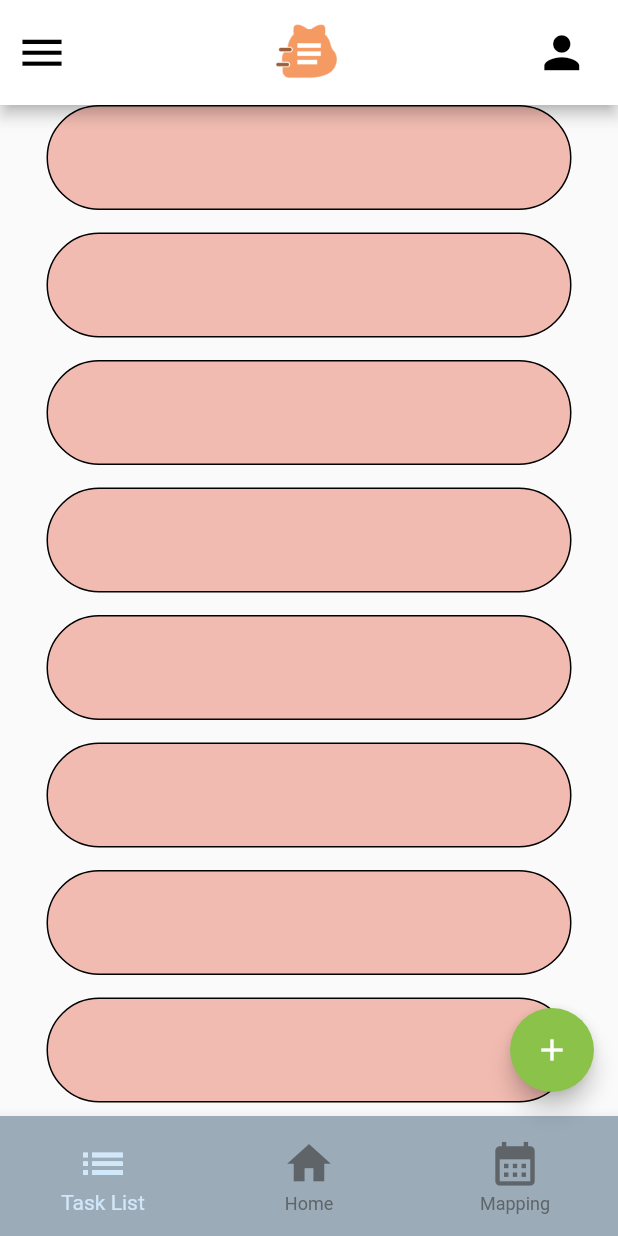
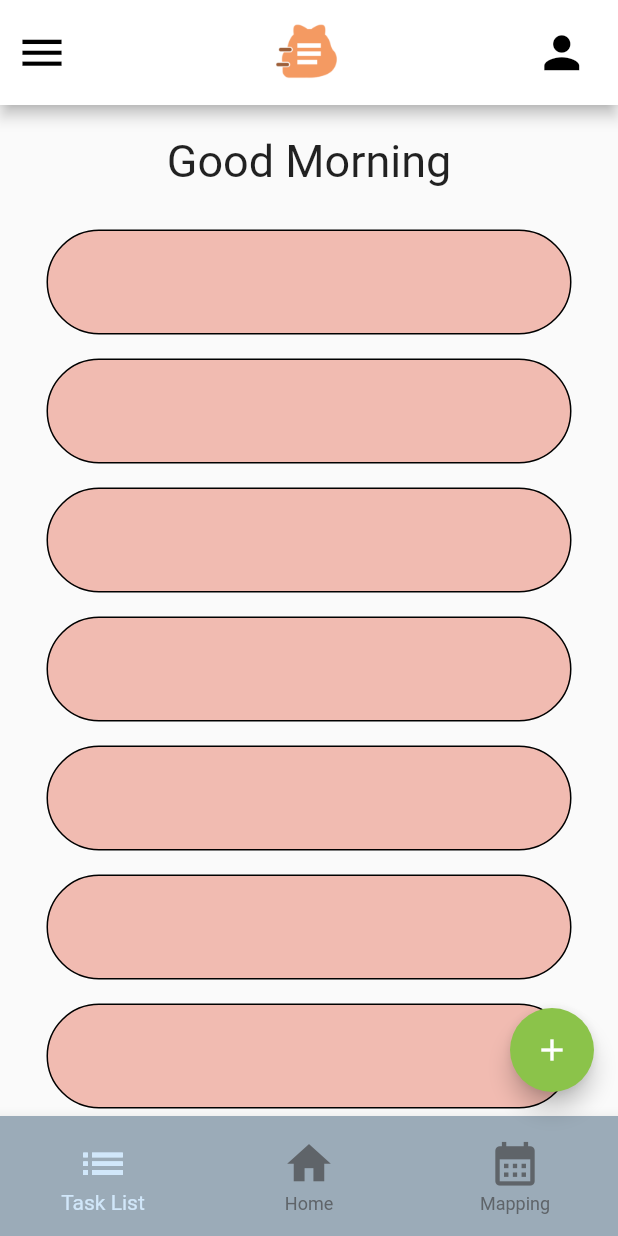
Before and after one commit to dwitayani/habitude, a Flutter app: the screen it shows after launch, on a phone screen of 412 x 824 dp. Run offline on Flutter 3.47's test engine with Material 2 defaults, Android fonts, the phone set to English and light mode, and no system bars.

Commit message:
ini ditambahin good morning

```diff
--- a/lib/screens/home/home_screen.dart
+++ b/lib/screens/home/home_screen.dart
@@ -14,13 +14,21 @@ class HomeScreen extends StatelessWidget {
           width: 55,
           child: Image.asset('assets/splash.png'),
         ),
-        leading: Icon(Icons.menu, size: 35, color: Colors.black,),
+        leading: Icon(
+          Icons.menu,
+          size: 35,
+          color: Colors.black,
+        ),
         actions: [
           Padding(
             padding:
                 const EdgeInsets.only(right: 15.0), // Jarak dari sisi kanan
             child: IconButton(
-              icon: Icon(Icons.person, size: 35, color: Colors.black,),
+              icon: Icon(
+                Icons.person,
+                size: 35,
+                color: Colors.black,
+              ),
               onPressed: () {},
             ),
           ),
@@ -28,12 +36,27 @@ class HomeScreen extends StatelessWidget {
       ),
       body: SingleChildScrollView(
         child: SizedBox(
+          // height: 20.0,
+          width: MediaQuery.of(context).size.width,
+          child: Column(children: [
+            SizedBox(
+              height: 20.0,
+            ),
+            Text(
+              'Good Morning',
+              style: TextStyle(
+                fontSize: 30,
+              ),
+            ),
+            SizedBox(
+              height: 20.0,
+            ),
+            SizedBox(
               width: MediaQuery.of(context).size.width,
               child: Column(
-
                 children: List.generate(20, (index) {
                   return Container(
-              margin: EdgeInsets.only(bottom: 15.0),
+                    margin: EdgeInsets.only(bottom: 8.0, top: 8.0),
                     width: 350,
                     padding: const EdgeInsets.all(20.0),
                     height: 70,
@@ -49,23 +72,8 @@ class HomeScreen extends StatelessWidget {
                 }),
               ),
             )
-          //     Column(
-          //       children: List.generate(10, (index) {return Container(
-          //         width: 336,
-          //         padding: const EdgeInsets.all(20.0),
-          //         height: 80,
-          //         decoration: BoxDecoration(
-          //           color: Color.fromARGB(252, 235, 170, 158),
-          //           borderRadius: BorderRadius.circular(60.0),
-          //           border: Border.all(
-          //             color: Colors.black,
-          //             width: 1.0,
-          //           ),
-          //         ),
-          //       )
-          //       ;}
-          //       ),
-          // ),
+          ]),
+        ),
       ),
       // SizedBox(
       //   // height: 20.0,
@@ -171,7 +179,6 @@ class HomeScreen extends StatelessWidget {
         },
         child: Icon(Icons.add),
         backgroundColor: Colors.lightGreen,
-
       ),
       bottomNavigationBar: SizedBox(
         height: 80,
@@ -186,15 +193,24 @@ class HomeScreen extends StatelessWidget {
             unselectedItemColor: Color(0xFF5F6469),
             items: [
               BottomNavigationBarItem(
-                icon: Icon(Icons.list_outlined, size: 35,),
+                icon: Icon(
+                  Icons.list_outlined,
+                  size: 35,
+                ),
                 label: 'Task List',
               ),
               BottomNavigationBarItem(
-                icon: Icon(Icons.home, size: 35,),
+                icon: Icon(
+                  Icons.home,
+                  size: 35,
+                ),
                 label: 'Home',
               ),
               BottomNavigationBarItem(
-                icon: Icon(Icons.calendar_month, size: 35,),
+                icon: Icon(
+                  Icons.calendar_month,
+                  size: 35,
+                ),
                 label: 'Mapping',
               ),
             ],
```
Lines whose indentation alone changed are shown as unchanged.
